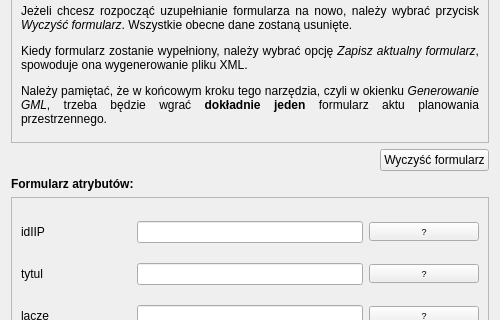
Above: modules/app/views/ui/formularz_wektor_dialog_base.ui from envirosolutionspl/wtyczka_qgis_app before the change; both pictures show x 0 to 500 and y 126 to 446 of the 500 by 600 pixel window. Below: the same form after it.
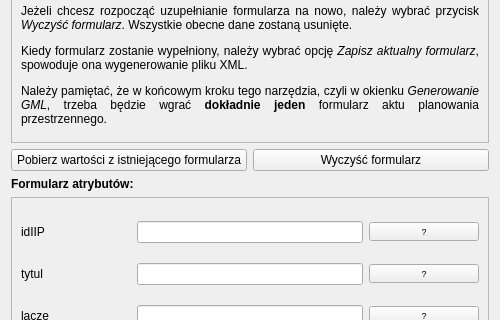
That is the form after the change.

Commit message: Dodany przycisk pobierz wartości dla 4 z 6

```diff
--- a/modules/app/views/ui/formularz_wektor_dialog_base.ui
+++ b/modules/app/views/ui/formularz_wektor_dialog_base.ui
@@ -75,17 +75,14 @@
      <item>
       <layout class="QHBoxLayout" name="horizontalLayout_2">
        <item>
-        <spacer name="horizontalSpacer_2">
-         <property name="orientation">
-          <enum>Qt::Horizontal</enum>
+        <widget class="QPushButton" name="getValues_btn">
+         <property name="text">
+          <string>Pobierz wartości z istniejącego formularza</string>
          </property>
-         <property name="sizeHint" stdset="0">
-          <size>
-           <width>40</width>
-           <height>20</height>
-          </size>
+         <property name="autoDefault">
+          <bool>false</bool>
          </property>
-        </spacer>
+        </widget>
        </item>
        <item>
         <widget class="QPushButton" name="clear_btn">
```
Left out of the diff: 8 changed lines with no effect on the pictures. The commit also changes 6 other files.
